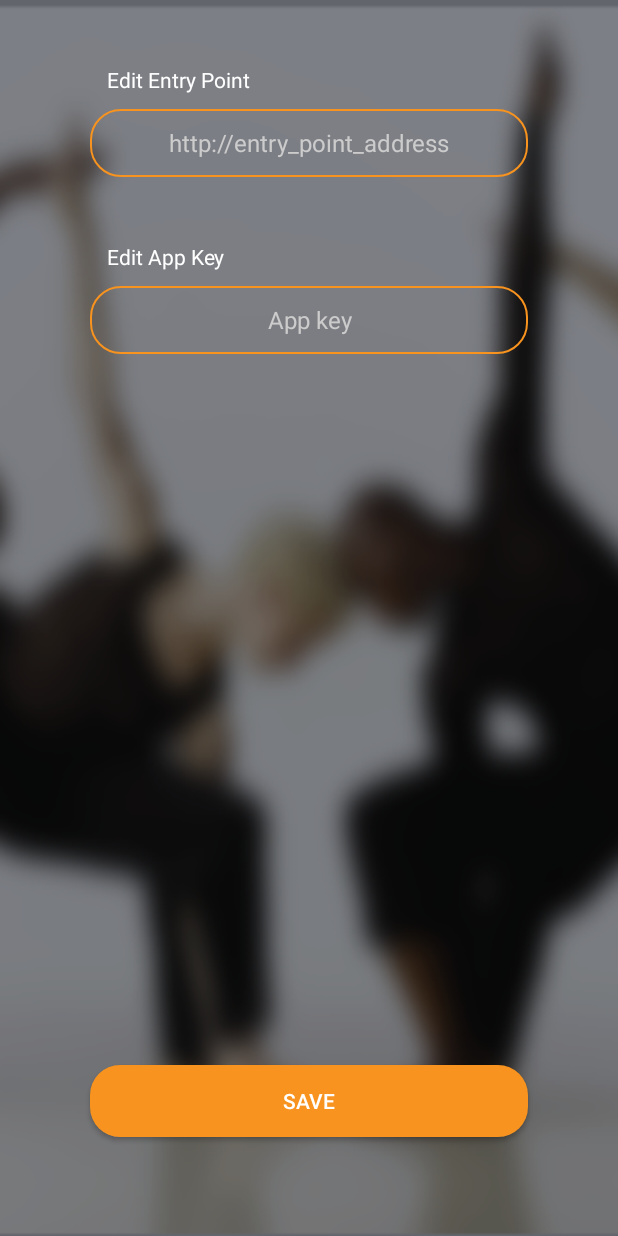
After one commit to norgevz/Myticketon-Android-App, an Android app: the layout settings_layout.xml on its own in the app's theme, with its tools: preview values and no code run, on a phone screen of 412 x 824 dp. The commit adds this screen. Run offline under Robolectric (Android 15) with nearby library versions, the phone set to English and light mode, and no system bars.

Commit message:
Added Settings Screen .java and layout

```diff
--- a/app/src/main/AndroidManifest.xml
+++ b/app/src/main/AndroidManifest.xml
@@ -14,10 +14,14 @@
             android:theme="@style/AppTheme.NoActionBar">
             <intent-filter>
                 <action android:name="android.intent.action.MAIN" />
-
                 <category android:name="android.intent.category.LAUNCHER" />
             </intent-filter>
         </activity>
+
+        <activity android:name=".SettingsScreen_"
+            android:label="Settings"
+            android:theme="@style/AppTheme" />
+
     </application>
 
 </manifest>
--- a/app/src/main/java/com/example/norgevz/myticketon/MainActivity.java
+++ b/app/src/main/java/com/example/norgevz/myticketon/MainActivity.java
@@ -1,5 +1,6 @@
 package com.example.norgevz.myticketon;
 
+import android.content.Intent;
 import android.graphics.Typeface;
 import android.provider.Settings;
 import android.support.v7.app.AppCompatActivity;
@@ -77,4 +78,9 @@ public class MainActivity extends AppCompatActivity {
     public void onRegisterButtonClicked(View view) {
 
     }
+
+    public void onSettingsButtonClicked(View view) {
+        Intent getSettingsScreenIntent = new Intent(this , SettingsScreen_.class);
+        startActivity(getSettingsScreenIntent);
+    }
 }
--- /dev/null
+++ b/app/src/main/res/layout/settings_layout.xml
@@ -0,0 +1,73 @@
+<?xml version="1.0" encoding="utf-8"?>
+<RelativeLayout xmlns:android="http://schemas.android.com/apk/res/android"
+    android:layout_width="match_parent"
+    android:layout_height="match_parent"
+    android:background="@drawable/start_background">
+
+    <TextView
+        android:id="@+id/entry_point_text_view"
+        android:text="Edit Entry Point"
+        android:textColor="@color/white"
+        android:layout_width="wrap_content"
+        android:layout_height="wrap_content"
+        android:layout_alignParentTop="true"
+        android:layout_alignStart="@+id/entry_point_edit_view"
+        android:layout_marginStart="11dp"
+        android:layout_marginTop="43dp"/>
+
+
+    <EditText
+        android:id="@+id/entry_point_edit_view"
+        android:layout_width="match_parent"
+        android:layout_height="45dp"
+        android:hint="@string/entry_point_hint"
+        android:textColorHint="@color/entry_hint_color"
+        android:layout_marginTop="10dp"
+        android:textSize="16sp"
+        android:textAlignment="center"
+        android:textColor="@color/white"
+        android:layout_marginLeft="120dp"
+        android:background="@drawable/edit_text_shape"
+        android:layout_centerHorizontal="true"
+        android:layout_below="@+id/entry_point_text_view"/>
+
+    <TextView
+        android:id="@+id/app_key_entry_point"
+        android:text="Edit App Key"
+        android:textColor="@color/white"
+        android:layout_width="wrap_content"
+        android:layout_height="wrap_content"
+        android:layout_marginTop="43dp"
+        android:layout_below="@+id/entry_point_edit_view"
+        android:layout_alignStart="@+id/entry_point_text_view" />
+
+    <EditText
+        android:id="@+id/app_key_edit_view"
+        android:layout_width="match_parent"
+        android:layout_height="45dp"
+        android:hint="@string/app_key_hint"
+        android:textColorHint="@color/entry_hint_color"
+        android:textSize="16sp"
+        android:textAlignment="center"
+        android:textColor="@color/white"
+        android:layout_marginLeft="120dp"
+        android:background="@drawable/edit_text_shape"
+        android:layout_marginTop="10dp"
+        android:layout_below="@+id/app_key_entry_point"
+        android:layout_centerHorizontal="true" />
+
+    <Button
+        android:id="@+id/save_button"
+        android:text="Save"
+        android:textColor="@color/white"
+        android:layout_width="match_parent"
+        android:layout_height="wrap_content"
+        android:layout_marginLeft="120dp"
+        android:onClick="onSaveSettingsButtonClicked"
+        android:background="@drawable/login_button_shape"
+        android:layout_alignParentBottom="true"
+        android:layout_centerHorizontal="true"
+        android:layout_marginBottom="66dp" />
+
+
+</RelativeLayout>
--- a/app/src/main/res/values/colors.xml
+++ b/app/src/main/res/values/colors.xml
@@ -1,10 +1,11 @@
 <?xml version="1.0" encoding="utf-8"?>
 <resources>
-    <color name="colorPrimary">#3F51B5</color>
+    <color name="colorPrimary">#F7931E</color>
     <color name="colorPrimaryDark">#303F9F</color>
     <color name="colorAccent">#FF4081</color>
     <color name="white">#FFF</color>
     <color name="entry_hint_color">#CCC</color>
     <color name="red">#FF0000</color>
     <color name="transparent">#00000000</color>
+    <color name="app_orange">#F7931E</color>
 </resources>
--- a/app/src/main/res/values/strings.xml
+++ b/app/src/main/res/values/strings.xml
@@ -1,4 +1,6 @@
 <resources>
     <string name="app_name">MyTicketOn</string>
     <string name="main_screen_slogan">Tu camino hacia \n el mejor arte</string>
+    <string name="entry_point_hint">http://entry_point_address</string>
+    <string name="app_key_hint">App key</string>
 </resources>
--- a/app/src/main/res/values/styles.xml
+++ b/app/src/main/res/values/styles.xml
@@ -1,7 +1,7 @@
 <resources>
 
     <!-- Base application theme. -->
-    <style name="AppTheme" parent="Theme.AppCompat.Light.DarkActionBar">
+    <style name="AppTheme" parent="Theme.AppCompat.Light">
         <!-- Customize your theme here. -->
         <item name="colorPrimary">@color/colorPrimary</item>
         <item name="colorPrimaryDark">@color/colorPrimaryDark</item>
@@ -14,7 +14,6 @@
     </style>
 
     <style name="AppTheme.AppBarOverlay" parent="ThemeOverlay.AppCompat.Dark.ActionBar" />
-
     <style name="AppTheme.PopupOverlay" parent="ThemeOverlay.AppCompat.Light" />
 
 </resources>
```
Also changed, not shown: app/src/main/java/com/example/norgevz/myticketon/SettingsScreen.java (added, +46 -0 lines), app/src/main/res/layout/activity_main.xml (+17 -3 lines), app/src/main/res/drawable/settings.png (added).
